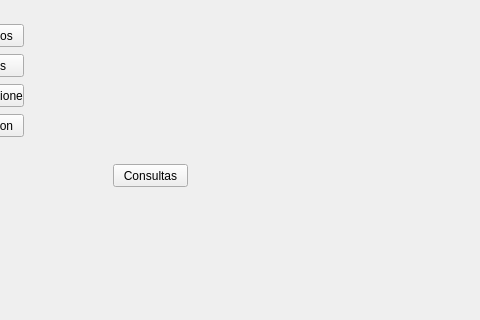
First picture: the form in mainwindow.ui, repository ale-777/AvengersGame, before the edit; both pictures show x 117 to 597 and y 86 to 406 of the 800 by 600 pixel window.
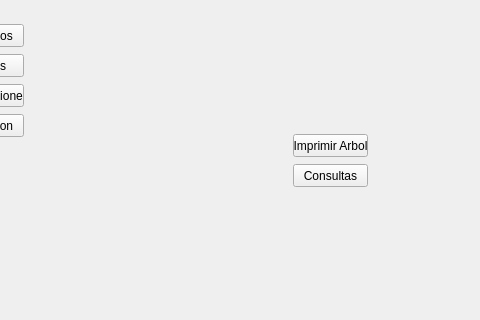
Second picture: the form after the edit.

Diff of the .ui file:
```diff
--- a/mainwindow.ui
+++ b/mainwindow.ui
@@ -82,7 +82,7 @@
    <widget class="QPushButton" name="btn_consultas">
     <property name="geometry">
      <rect>
-      <x>230</x>
+      <x>410</x>
       <y>250</y>
       <width>75</width>
       <height>23</height>
@@ -92,6 +92,19 @@
      <string>Consultas</string>
     </property>
    </widget>
+   <widget class="QPushButton" name="imprimirArbol">
+    <property name="geometry">
+     <rect>
+      <x>410</x>
+      <y>220</y>
+      <width>75</width>
+      <height>23</height>
+     </rect>
+    </property>
+    <property name="text">
+     <string>Imprimir Arbol</string>
+    </property>
+   </widget>
   </widget>
   <widget class="QMenuBar" name="menubar">
    <property name="geometry">
```
